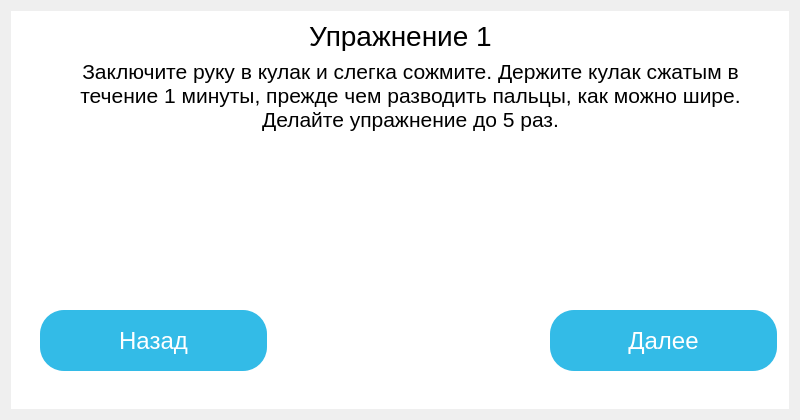
Before: the Qt Designer form gui/window-4.ui in GerrFrog/Muscular-training-apparatus, drawn with Qt 5.
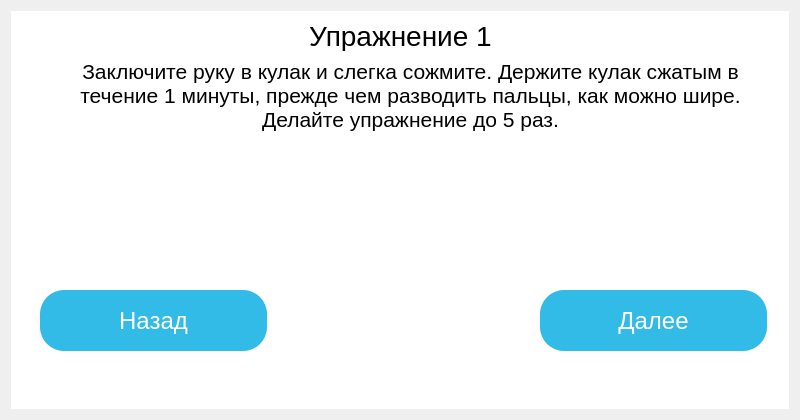
After: the same form once the commit is applied. Icons and pictures are not drawn.

```diff
--- a/gui/window-4.ui
+++ b/gui/window-4.ui
@@ -114,7 +114,7 @@
           <property name="geometry">
            <rect>
             <x>20</x>
-            <y>290</y>
+            <y>270</y>
             <width>227</width>
             <height>61</height>
            </rect>
@@ -145,8 +145,8 @@
          <widget class="QPushButton" name="next_pushButton">
           <property name="geometry">
            <rect>
-            <x>530</x>
-            <y>290</y>
+            <x>520</x>
+            <y>270</y>
             <width>227</width>
             <height>61</height>
            </rect>
```
